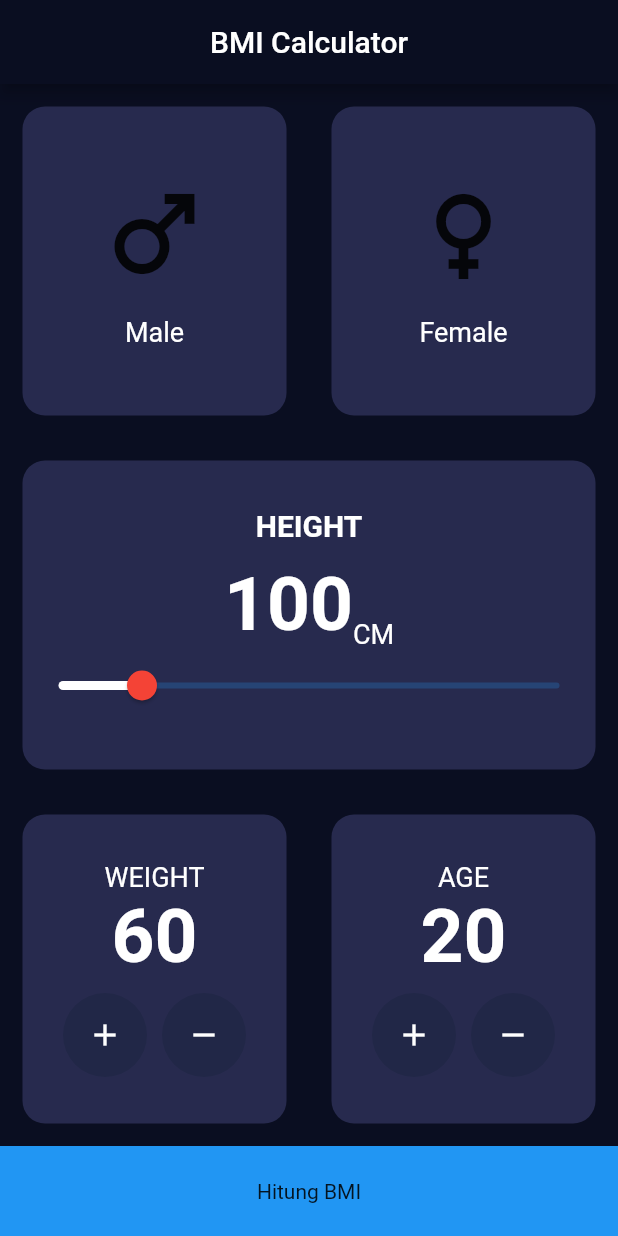
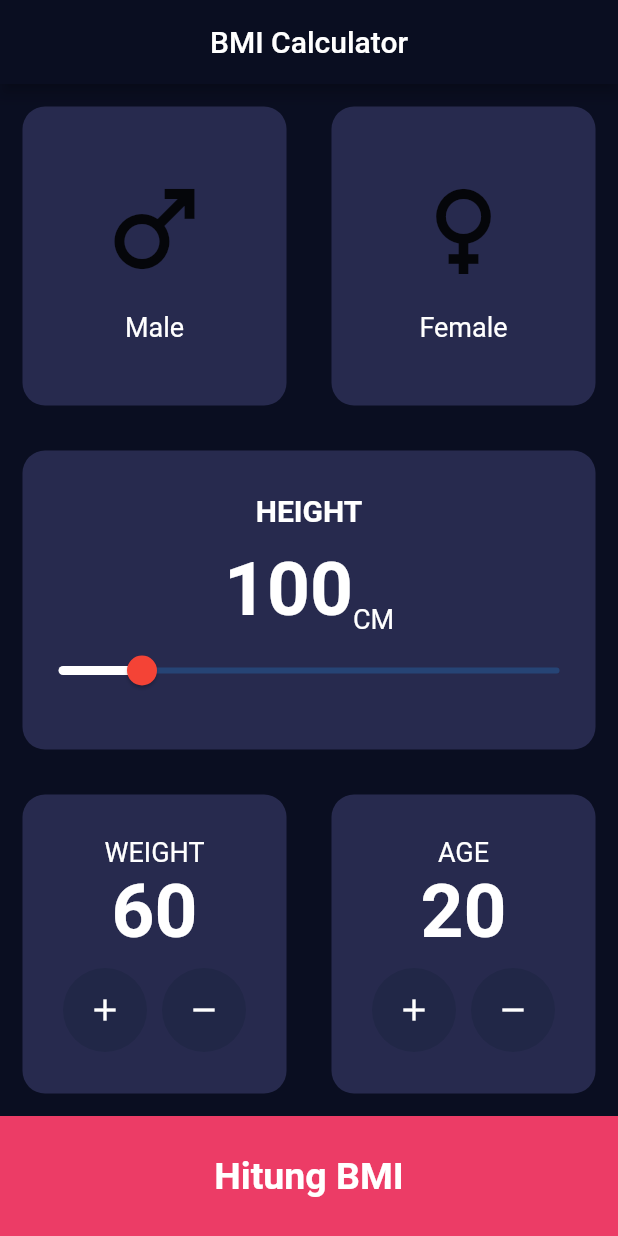
Before and after one commit to raihanpcr/app_bmi, a Flutter app: the screen it shows after launch, on a phone screen of 412 x 824 dp. Run offline on Flutter 3.47's test engine with Material 2 defaults, Android fonts, the phone set to English and light mode, and no system bars.

Commit message:
Fifth Commit Part 2 - Finised UI

```diff
--- a/lib/views/bmi_data_screen.dart
+++ b/lib/views/bmi_data_screen.dart
@@ -200,9 +200,18 @@ class _BmiDataScreenState extends State<BmiDataScreen> {
               );
             },
             child: Container(
-              height: 60,
-              color: Colors.blue,
-              child: const Center(child: Text("Hitung BMI")),
+              height: 80,
+              color: Color(0xffEC3C66),
+              child: Center(
+                child: Text(
+                  "Hitung BMI",
+                  style: TextStyle(
+                    fontSize: 25,
+                    fontWeight: FontWeight.bold,
+                    color: Colors.white,
+                  ),
+                ),
+              ),
             ),
           )
         ]));
```
